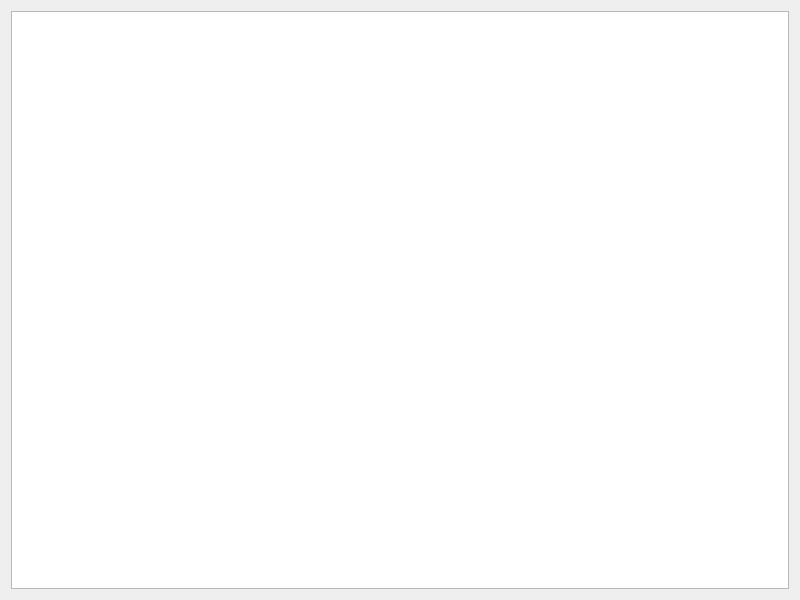
The window that widget.ui (GuitounYoucef/Platformer_Game) describes before a commit, drawn with Qt 5.
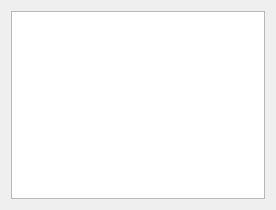
The same window after the commit.

The edit to the form file:
```diff
--- a/widget.ui
+++ b/widget.ui
@@ -6,10 +6,16 @@
    <rect>
     <x>0</x>
     <y>0</y>
-    <width>800</width>
-    <height>600</height>
+    <width>276</width>
+    <height>210</height>
    </rect>
   </property>
+  <property name="minimumSize">
+   <size>
+    <width>0</width>
+    <height>23</height>
+   </size>
+  </property>
   <property name="windowTitle">
    <string>Widget</string>
   </property>
```
